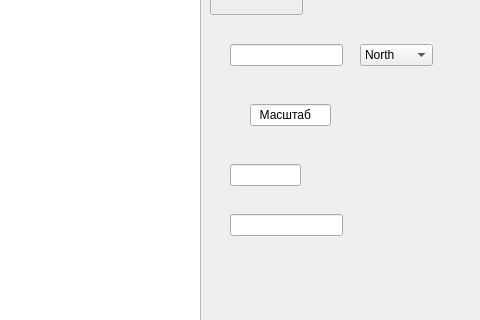
Before: the Qt Designer form mainwindow.ui in dda-661-4/RXBZ1, drawn with Qt 5; both pictures show x 790 to 1270 and y 86 to 406 of the 1270 by 709 pixel window.
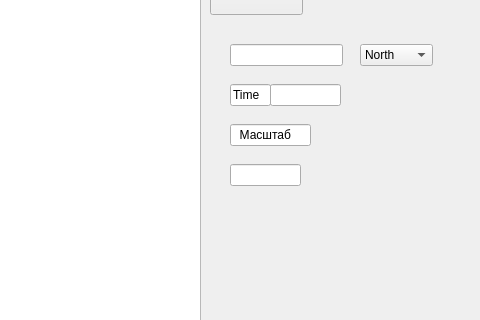
After: the same form once the commit is applied.

Patch:
```diff
--- a/mainwindow.ui
+++ b/mainwindow.ui
@@ -40,8 +40,8 @@
    <widget class="QLineEdit" name="lineEdit">
     <property name="geometry">
      <rect>
-      <x>1040</x>
-      <y>190</y>
+      <x>1020</x>
+      <y>210</y>
       <width>81</width>
       <height>22</height>
      </rect>
@@ -111,12 +111,25 @@
    <widget class="QLineEdit" name="time">
     <property name="geometry">
      <rect>
+      <x>1060</x>
+      <y>170</y>
+      <width>71</width>
+      <height>22</height>
+     </rect>
+    </property>
+   </widget>
+   <widget class="QLineEdit" name="lineEdit_2">
+    <property name="geometry">
+     <rect>
       <x>1020</x>
-      <y>300</y>
-      <width>113</width>
+      <y>170</y>
+      <width>41</width>
       <height>22</height>
      </rect>
     </property>
+    <property name="text">
+     <string>Time</string>
+    </property>
    </widget>
   </widget>
   <widget class="QStatusBar" name="statusBar"/>
```
